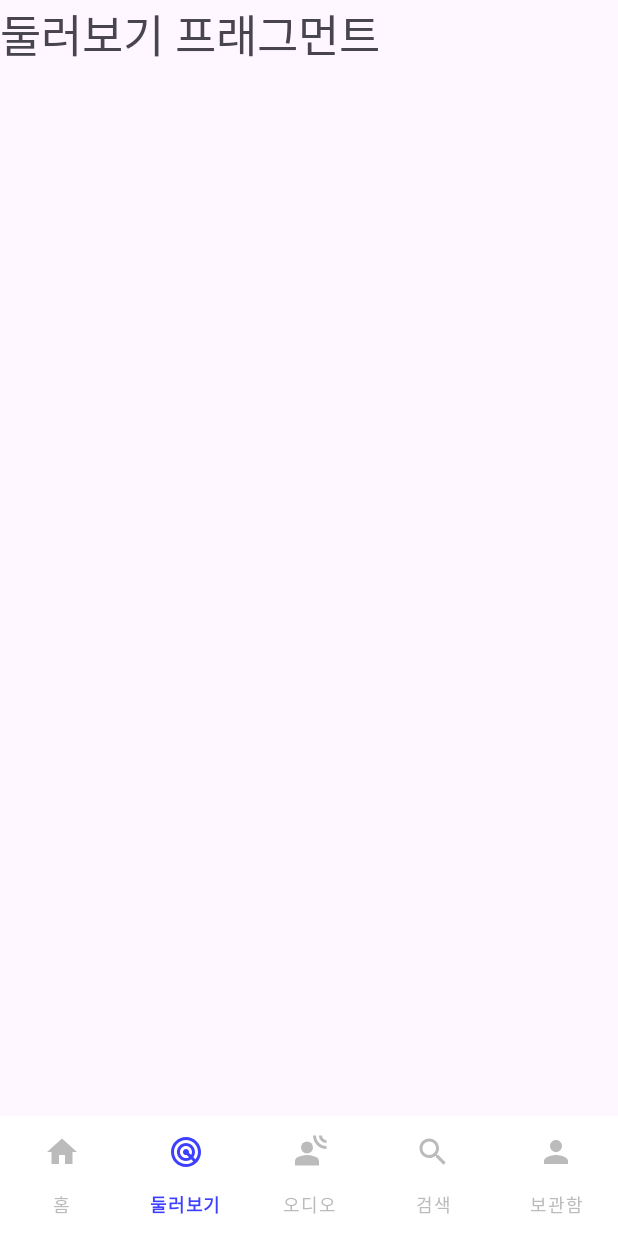
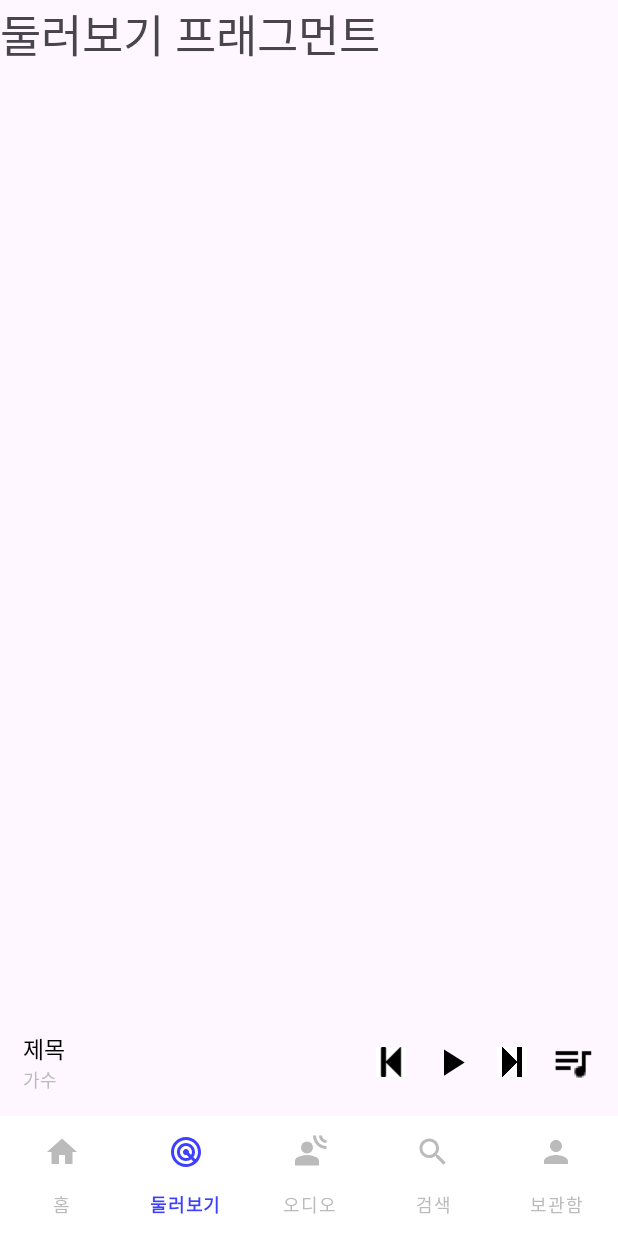
Before and after one commit to comst19/UMC_5th_AndroidStudy, an Android app: the screen it shows after launch (MainActivity), item 2 of the bottom bar chosen, on a phone screen of 412 x 824 dp. Run offline under Robolectric (Android 15) with nearby library versions, the phone set to English and light mode, and no system bars; our stand-ins replace navigation-ui.

Commit message:
main화면에 현재 재생중인 음악 나타내는 레이아웃 추가

```diff
--- /dev/null
+++ b/Chapter1/app/src/main/res/drawable/play_music_arrow.xml
@@ -0,0 +1,5 @@
+<vector android:height="24dp" android:tint="#000000"
+    android:viewportHeight="24" android:viewportWidth="24"
+    android:width="24dp" xmlns:android="http://schemas.android.com/apk/res/android">
+    <path android:fillColor="@android:color/white" android:pathData="M8,5v14l11,-7z"/>
+</vector>
--- a/Chapter1/app/src/main/res/layout/activity_main.xml
+++ b/Chapter1/app/src/main/res/layout/activity_main.xml
@@ -11,12 +11,85 @@
         app:layout_constraintStart_toStartOf="parent"
         app:layout_constraintEnd_toEndOf="parent"
         app:layout_constraintTop_toTopOf="parent"
-        app:layout_constraintBottom_toTopOf="@id/nav_bottom_bar"
+        app:layout_constraintBottom_toTopOf="@id/playMusicLayout"
         android:id="@+id/nav_host"
         android:layout_width="0dp"
         android:layout_height="0dp"
         app:navGraph="@navigation/nav_bottom_graph"
         app:defaultNavHost="true" />
+
+    <androidx.constraintlayout.widget.ConstraintLayout
+        android:layout_width="0dp"
+        android:layout_height="wrap_content"
+        android:paddingVertical="15dp"
+        android:paddingHorizontal="15dp"
+        app:layout_constraintStart_toStartOf="parent"
+        app:layout_constraintEnd_toEndOf="parent"
+        app:layout_constraintBottom_toTopOf="@id/nav_bottom_bar"
+        android:id="@+id/playMusicLayout">
+
+        <androidx.appcompat.widget.AppCompatTextView
+            android:layout_width="wrap_content"
+            android:layout_height="wrap_content"
+            android:text="제목"
+            android:textColor="@color/black"
+            android:textSize="15sp"
+            app:layout_constraintStart_toStartOf="parent"
+            app:layout_constraintTop_toTopOf="parent"
+            android:id="@+id/musicPlayTitle"/>
+
+        <androidx.appcompat.widget.AppCompatTextView
+            android:layout_width="wrap_content"
+            android:layout_height="wrap_content"
+            android:text="가수"
+            android:id="@+id/musicPlayArtist"
+            android:textSize="12sp"
+            android:textColor="#BBBBBB"
+            app:layout_constraintStart_toStartOf="parent"
+            app:layout_constraintTop_toBottomOf="@id/musicPlayTitle"/>
+
+        <androidx.appcompat.widget.AppCompatImageView
+            android:id="@+id/lineRightArrow"
+            android:layout_width="20dp"
+            android:layout_height="20dp"
+            app:srcCompat="@drawable/line_arrow_right"
+            android:layout_marginEnd="15dp"
+            app:layout_constraintEnd_toStartOf="@id/playMusicList"
+            app:layout_constraintTop_toTopOf="parent"
+            app:layout_constraintBottom_toBottomOf="parent"/>
+
+        <androidx.appcompat.widget.AppCompatImageView
+            android:layout_width="20dp"
+            android:layout_height="20dp"
+            app:layout_constraintEnd_toStartOf="@id/playMusicStart"
+            app:layout_constraintTop_toTopOf="parent"
+            app:layout_constraintBottom_toBottomOf="parent"
+            android:layout_marginEnd="15dp"
+            app:srcCompat="@drawable/line_arrow_left"/>
+
+        <androidx.appcompat.widget.AppCompatImageView
+            android:id="@+id/playMusicList"
+            android:layout_width="30dp"
+            android:layout_height="30dp"
+            app:srcCompat="@drawable/music_list"
+            app:layout_constraintEnd_toEndOf="parent"
+            app:layout_constraintTop_toTopOf="parent"
+            app:layout_constraintBottom_toBottomOf="parent"/>
+
+        <androidx.appcompat.widget.AppCompatImageView
+            android:id="@+id/playMusicStart"
+            android:layout_width="30dp"
+            android:layout_height="30dp"
+            android:layout_marginEnd="15dp"
+            app:srcCompat="@drawable/play_music_arrow"
+            app:layout_constraintTop_toTopOf="parent"
+            app:layout_constraintBottom_toBottomOf="parent"
+            app:layout_constraintEnd_toStartOf="@id/lineRightArrow"/>
+
+
+
+
+    </androidx.constraintlayout.widget.ConstraintLayout>
 
     <com.google.android.material.bottomnavigation.BottomNavigationView
         android:id="@+id/nav_bottom_bar"
--- a/Chapter1/app/src/main/res/layout/item_today_music.xml
+++ b/Chapter1/app/src/main/res/layout/item_today_music.xml
@@ -29,7 +29,7 @@
         app:layout_constraintBottom_toBottomOf="@+id/todayMusicImageView"
         app:layout_constraintEnd_toEndOf="parent"
         app:srcCompat="@drawable/play_arrow"
-        android:layout_margin="10dp"/>
+        android:layout_margin="5dp"/>
 
     <androidx.appcompat.widget.AppCompatTextView
         android:layout_width="wrap_content"
```
Also changed, not shown: Chapter1/app/src/main/res/drawable/line_arrow_left.png (added), Chapter1/app/src/main/res/drawable/line_arrow_right.png (added), Chapter1/app/src/main/res/drawable/music_list.png (added).
